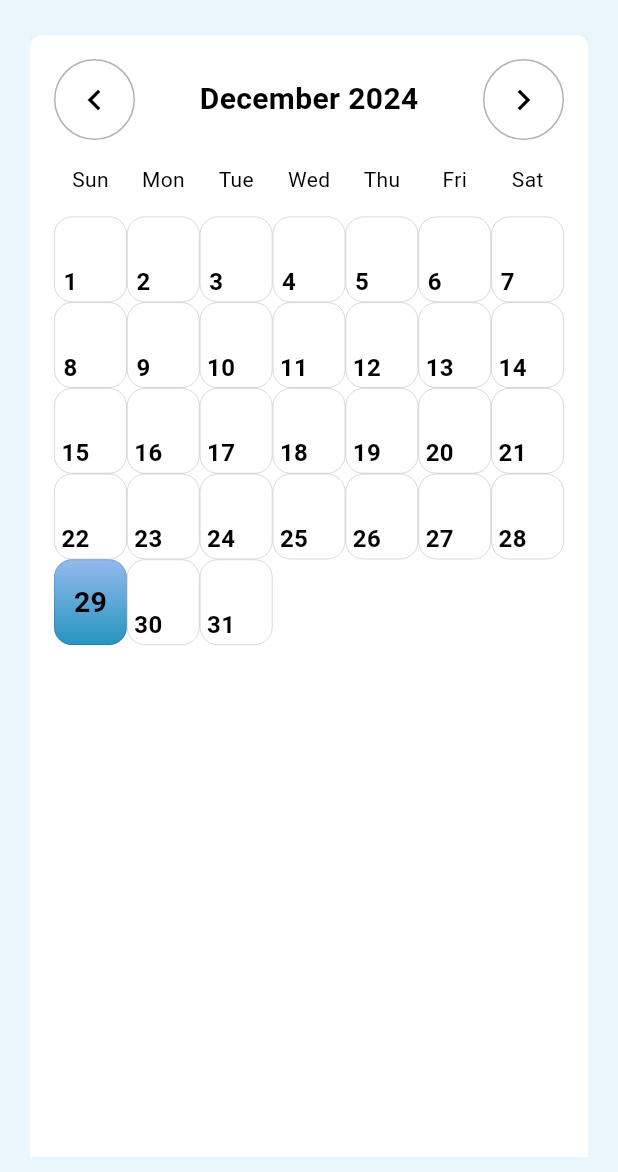
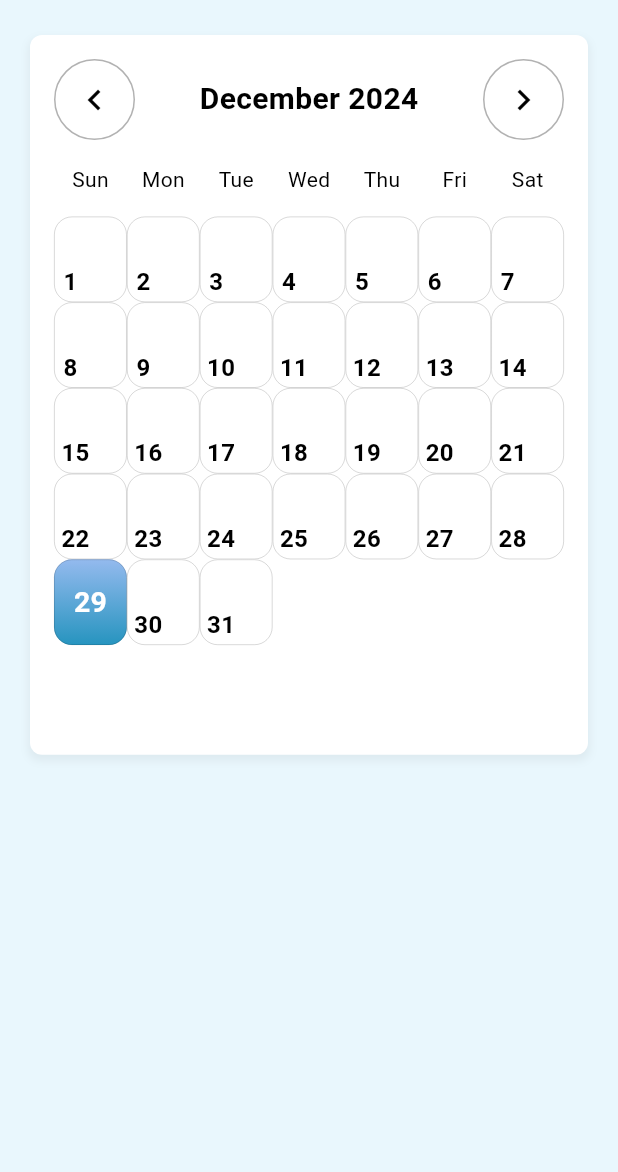
Before and after one commit to karankk-05/calendar_app_frontend, a Flutter app: the screen it shows after launch, on a phone screen of 412 x 824 dp, the part 64-1236 px from its top. Run offline on Flutter 3.47's test engine with Material 3 defaults, Android fonts, the phone set to English and light mode, and no system bars; our stand-ins replace animate_do, flutter_secure_storage; network calls fail.

Commit message:
Refactor slot feature structure: rename directories and update import paths

```diff
--- a/Calendar_Application/lib/features/home/screens/home_desktop.dart
+++ b/Calendar_Application/lib/features/home/screens/home_desktop.dart
@@ -1,9 +1,9 @@
 import 'package:calendar_application/common/widgets/common_app_bar.dart';
 import 'package:calendar_application/features/home/controllers/calendar_grid_controller.dart';
-import 'package:calendar_application/features/slots_view/widgets/slots_detail_widget.dart';
+import 'package:calendar_application/features/slots/widgets/slots_detail_widget.dart';
 import 'package:flutter/material.dart';
 import 'package:calendar_application/features/home/widgets/calendar_screen.dart';
-import 'package:calendar_application/features/slots_view/controller/slot_details_service.dart';
+import 'package:calendar_application/features/slots/controller/slot_details_service.dart';
 import 'package:provider/provider.dart';
 
 class HomeDesktop extends StatefulWidget {
--- a/Calendar_Application/lib/features/home/widgets/calendar_grid.dart
+++ b/Calendar_Application/lib/features/home/widgets/calendar_grid.dart
@@ -2,8 +2,8 @@ import 'package:calendar_application/core/constants/gradients.dart';
 import 'package:calendar_application/core/utils/calendar_color_util.dart';
 import 'package:calendar_application/core/utils/date_time_utils.dart';
 import 'package:calendar_application/features/home/controllers/calendar_grid_controller.dart';
-import 'package:calendar_application/features/slots_view/controller/slot_details_service.dart';
-import 'package:calendar_application/features/slots_view/widgets/slots_bottom_sheet.dart';
+import 'package:calendar_application/features/slots/controller/slot_details_service.dart';
+import 'package:calendar_application/features/slots/widgets/slots_bottom_sheet.dart';
 import 'package:flutter/material.dart';
 import 'package:provider/provider.dart';
 class CalendarGrid extends StatefulWidget {
@@ -13,8 +13,7 @@ class CalendarGrid extends StatefulWidget {
   State<CalendarGrid> createState() => _CalendarGridState();
 }
 
-class _CalendarGridState extends State<CalendarGrid> {
-  static const double calendarHeight = 700; // Fixed height for the calendar
+class _CalendarGridState extends State<CalendarGrid> { // Fixed height for the calendar
 
   @override
   Widget build(BuildContext context) {
@@ -24,11 +23,11 @@ class _CalendarGridState extends State<CalendarGrid> {
     final theme = Theme.of(context).colorScheme;
     final isDarkMode = theme.brightness == Brightness.dark;
 
-    return SizedBox(
-      height: calendarHeight, // Maintain consistent height
-      child: controller.isLoading
-          ? const Center(
+    return controller.isLoading
+        ? const SizedBox(height: 500,
+          child: Center(
               child: CircularProgressIndicator(),
+            ),
         )
         : GridView.builder(
             shrinkWrap: true,
@@ -104,14 +103,13 @@ class _CalendarGridState extends State<CalendarGrid> {
                       fontSize: isToday ? 19 : 16,
                       fontWeight: FontWeight.bold,
                       color: isToday || !isEmpty
-                            ? theme.onSecondaryContainer
+                          ? theme.onError
                           : theme.onPrimaryContainer,
                     ),
                   ),
                 ),
               );
             },
-            ),
           );
   }
 
--- a/Calendar_Application/lib/features/slots_view/screens/slots_screen.dart
+++ b/Calendar_Application/lib/features/slots/screens/slots_screen.dart
@@ -1,6 +1,6 @@
 // lib/features/slots_view/screens/slot_details_screen.dart
 import 'package:calendar_application/core/responsive/responsive_builder.dart';
-import 'package:calendar_application/features/slots_view/widgets/slots_detail_widget.dart';
+import 'package:calendar_application/features/slots/widgets/slots_detail_widget.dart';
 import 'package:flutter/material.dart';
 class SlotDetailsScreen extends StatelessWidget {
   final bool isLoading;
--- a/Calendar_Application/lib/features/slots_view/widgets/slots_bottom_sheet.dart
+++ b/Calendar_Application/lib/features/slots/widgets/slots_bottom_sheet.dart
@@ -1,7 +1,7 @@
-import 'package:calendar_application/features/slots_view/widgets/slots_detail_widget.dart';
+import 'package:calendar_application/features/slots/widgets/slots_detail_widget.dart';
 import 'package:flutter/material.dart';
 import 'package:provider/provider.dart';
-import 'package:calendar_application/features/slots_view/controller/slot_details_service.dart';
+import 'package:calendar_application/features/slots/controller/slot_details_service.dart';
 
 class SlotsBottomSheet extends StatelessWidget {
   const SlotsBottomSheet({Key? key}) : super(key: key);
--- a/Calendar_Application/lib/main.dart
+++ b/Calendar_Application/lib/main.dart
@@ -1,6 +1,6 @@
 import 'package:calendar_application/features/home/controllers/calendar_grid_controller.dart';
 import 'package:calendar_application/features/home/screens/home_screen.dart';
-import 'package:calendar_application/features/slots_view/controller/slot_details_service.dart';
+import 'package:calendar_application/features/slots/controller/slot_details_service.dart';
 import 'package:flutter/material.dart';
 import 'package:flutter_secure_storage/flutter_secure_storage.dart';
 import 'package:calendar_application/themes/dark_theme.dart';
--- a/Calendar_Application/lib/themes/dark_theme.dart
+++ b/Calendar_Application/lib/themes/dark_theme.dart
@@ -14,7 +14,7 @@ class DarkTheme {
       surface: Color.fromARGB(255, 8, 15, 40),
       onSurface: Colors.white,
       error: Color(0xFFFF453A),
-      onError: Colors.black,
+      onError: Color.fromARGB(255, 255, 255, 255),
       brightness: Brightness.dark,
     ),
   );
```
Also changed, not shown: Calendar_Application/lib/features/slots/controller/slot_details_service.dart (renamed from Calendar_Application/lib/features/slots_view/controller/slot_details_service.dart), Calendar_Application/lib/features/slots/widgets/slots_detail_widget.dart (renamed from Calendar_Application/lib/features/slots_view/widgets/slots_detail_widget.dart). Lines whose indentation alone changed are shown as unchanged.
